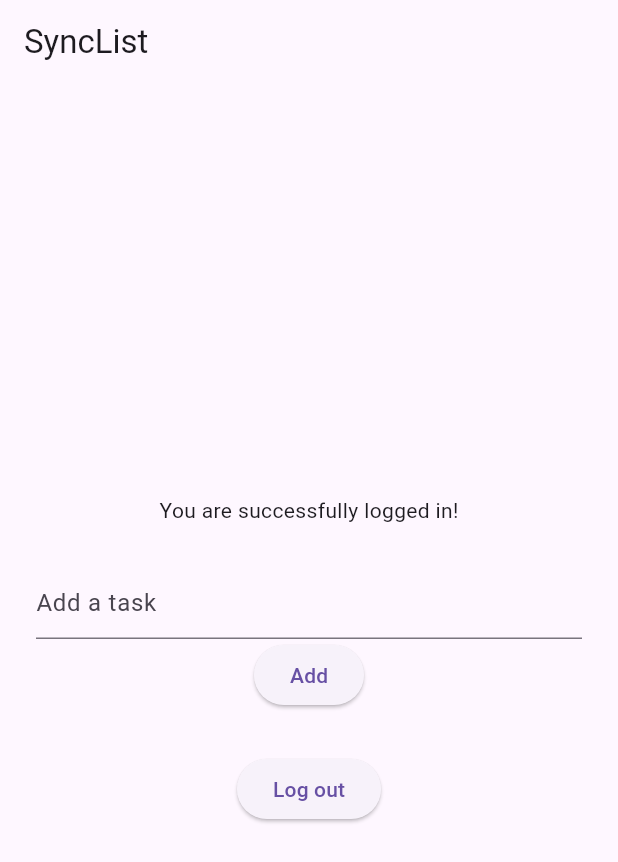
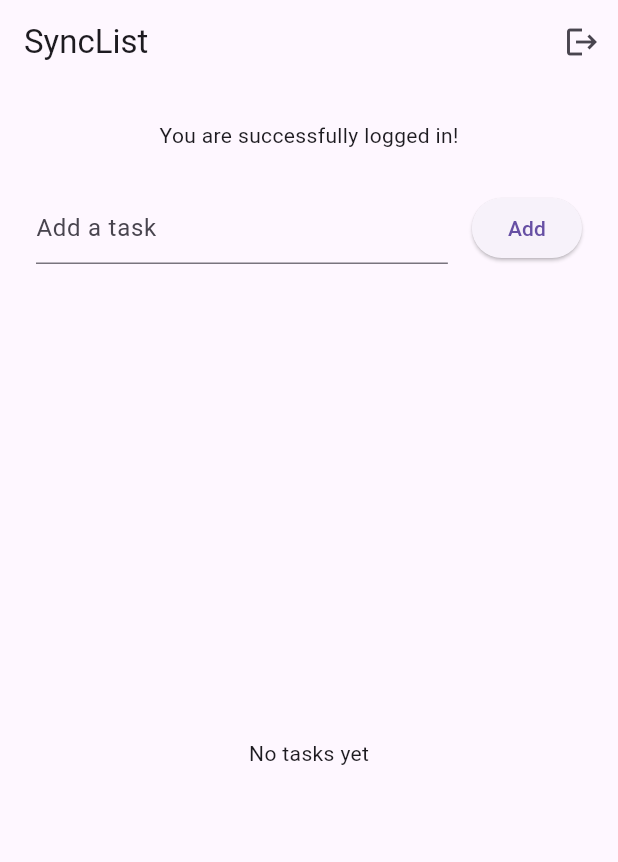
Before and after one commit to pratikg003/SyncList, a Flutter app: the screen it shows once a user with an empty profile is signed in, on a phone screen of 412 x 824 dp. Shown: the top 862 px of the screen. Run offline on Flutter 3.47's test engine with Material 3 defaults, Android fonts, the phone set to English and light mode, and no system bars; our stand-ins replace cloud_firestore, firebase_auth, firebase_core; accounts and stored records are empty.

Commit message:
feat: implement firestore database service, write operations, and real-time stream builder

```diff
--- a/lib/screens/home_screen.dart
+++ b/lib/screens/home_screen.dart
@@ -1,3 +1,4 @@
+import 'package:cloud_firestore/cloud_firestore.dart';
 import 'package:flutter/material.dart';
 import 'package:sync_list/service/auth_service.dart';
 import 'package:sync_list/service/database_service.dart';
@@ -23,10 +24,14 @@
     final AuthService authService = AuthService();
 
     return Scaffold(
-      appBar: AppBar(title: Text('SyncList')),
+      appBar: AppBar(
+        title: Text('SyncList'),
+        actions: [
+          IconButton(onPressed: authService.logOut, icon: Icon(Icons.logout)),
+        ],
+      ),
       body: Padding(
         padding: const EdgeInsets.all(24.0),
-        child: Center(
         child: Column(
           mainAxisAlignment: MainAxisAlignment.center,
           children: [
@@ -35,10 +40,15 @@
             const SizedBox(height: 28),
 
             // ADD A TASK
-              TextField(
+            Row(
+              children: [
+                Expanded(
+                  child: TextField(
                     decoration: InputDecoration(hintText: 'Add a task'),
                     controller: _taskController,
                   ),
+                ),
+                SizedBox(width: 16),
                 ElevatedButton(
                   onPressed: () {
                     final task = _taskController.text.trim();
@@ -47,15 +57,57 @@
                   },
                   child: Text('Add'),
                 ),
+              ],
+            ),
             const SizedBox(height: 28),
 
-              // LOGOUT
-              ElevatedButton(
-                onPressed: authService.logOut,
-                child: Text('Log out'),
+            //  BUILDING THE LIST
+            Expanded(
+              child: StreamBuilder<QuerySnapshot>(
+                stream: DatabaseService().tasksStream,
+                builder: (context, snapshot) {
+                  // 1. handle waiting state
+                  if (snapshot.connectionState == ConnectionState.waiting) {
+                    return const Center(child: CircularProgressIndicator());
+                  }
+
+                  // 2. Handle empty lists
+                  if (!snapshot.hasData || snapshot.data!.docs.isEmpty) {
+                    return const Center(child: Text('No tasks yet'));
+                  }
+
+                  // 3. Extract the list of documents
+                  final tasks = snapshot.data!.docs;
+
+                  // 4. Build the list
+                  return ListView.builder(
+                    itemCount: tasks.length,
+                    itemBuilder: (context, index) {
+                      var taskDoc = tasks[index];
+
+                      String title = taskDoc['title'];
+                      bool isCompleted = taskDoc['isCompleted'];
+                      String docId = taskDoc.id;
+
+                      return ListTile(
+                        title: Text(title),
+                        leading: Checkbox(
+                          value: isCompleted,
+                          onChanged: (newValue) {
+                            // Call the toggle function you wrote on Day 5!
+                            DatabaseService().toggleTaskState(
+                              docId,
+                              isCompleted,
+                            );
+                          },
+                        ),
+                      );
+                    },
+                  );
+                },
+              ),
             ),
           ],
-          ),
         ),
       ),
     );
--- a/lib/service/database_service.dart
+++ b/lib/service/database_service.dart
@@ -25,4 +25,9 @@
       print("Failed to update task: $e");
     }
   }
+
+  // 3. The Live Stream(Data Pipe)
+  Stream<QuerySnapshot> get tasksStream {
+    return _taskCollection.orderBy('timestamp', descending: true).snapshots();
+  }
 }
```
Lines whose indentation alone changed are shown as unchanged.
